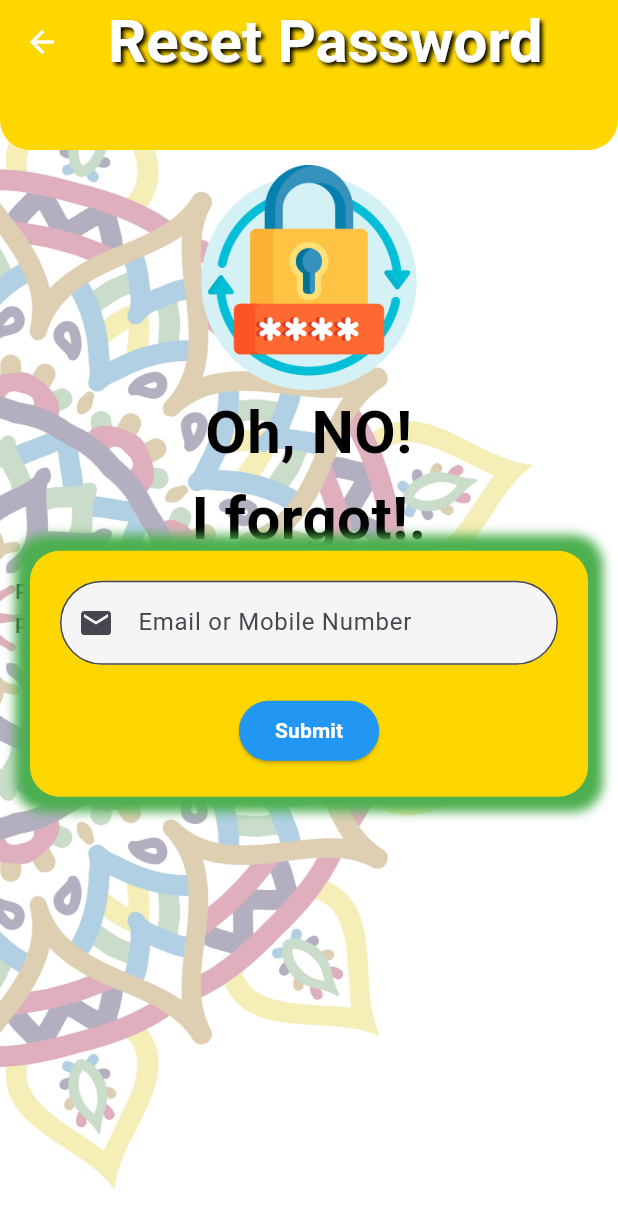
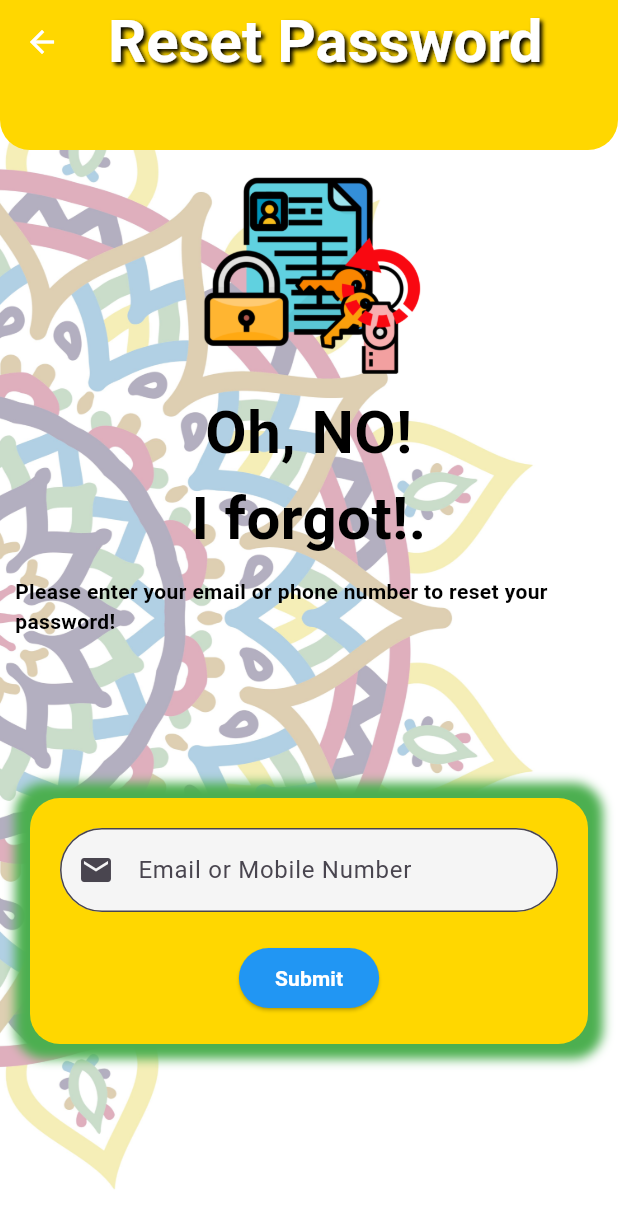
Before and after one commit to ShadipKumarJoshi/batch32a-ShadipKumarJoshi-FLutter-Mandala, a Flutter app: the ForgotPasswordScreen screen opened directly, after a tap on the "arrow back" icon, after a tap on "Skip", after a tap on "Forgot Password?", on a phone screen of 412 x 824 dp. Shown: the top 1228 px of the screen. Run offline on Flutter 3.47's test engine with Material 3 defaults, Android fonts, the phone set to English and light mode, and no system bars; our stand-ins replace curved_labeled_navigation_bar.

Commit message:
update in ui

```diff
--- a/lib/screen/forgot_password_screen.dart
+++ b/lib/screen/forgot_password_screen.dart
@@ -125,7 +125,7 @@ class _ForgotPasswordScreenState extends State<ForgotPasswordScreen> {
             SingleChildScrollView(
               child: Container(
                 padding: EdgeInsets.only(
-                  top: MediaQuery.of(context).size.height * 0.3,
+                  top: MediaQuery.of(context).size.height * 0.5,
                 ),
                 child: Form(
                   key: _formKey,
--- a/lib/screen/login_screen.dart
+++ b/lib/screen/login_screen.dart
@@ -106,7 +106,7 @@ class _LoginScreenState extends State<LoginScreen> {
             SingleChildScrollView(
               child: Container(
                 padding: EdgeInsets.only(
-                    top: MediaQuery.of(context).size.height * 0.3),
+                    top: MediaQuery.of(context).size.height * 0.5),
                 child: Form(
                   key: _formKey,
                   child: Column(
--- a/lib/screen/register_screen.dart
+++ b/lib/screen/register_screen.dart
@@ -160,7 +160,7 @@ class _RegisterScreenState extends State<RegisterScreen> {
             SingleChildScrollView(
               child: Container(
                 padding: EdgeInsets.only(
-                  top: MediaQuery.of(context).size.height * 0.3,
+                  top: MediaQuery.of(context).size.height * 0.5,
                 ),
                 child: Form(
                   key: _formKey,
```
Also changed, not shown: assets/images/login.png, assets/images/register.png, assets/images/reset_password.png.
